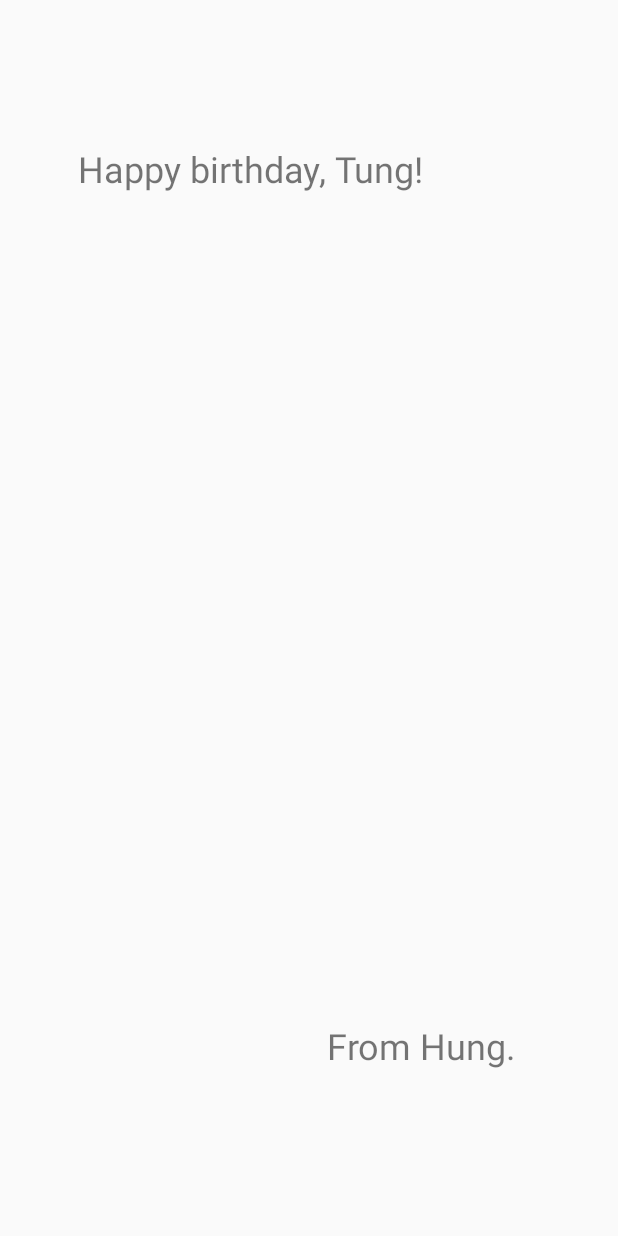
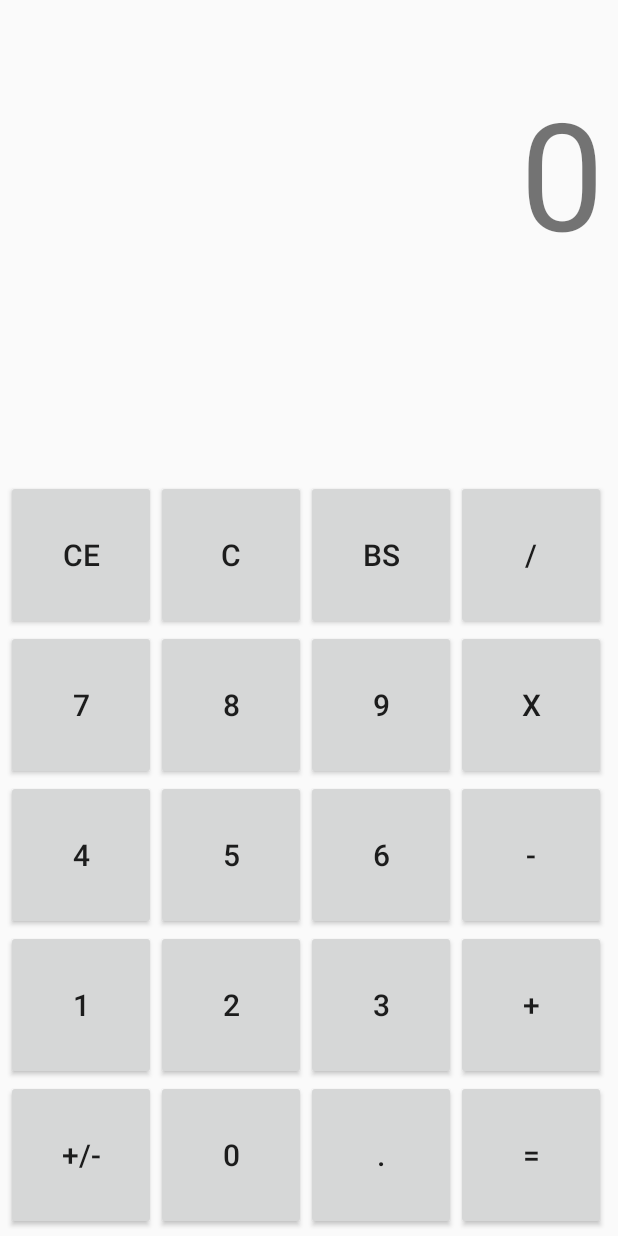
Before and after one commit to hungtn21/-Kotlin-Birthday-Card, an Android app built with Jetpack Compose: the screen it shows after launch (MainActivity), on a phone screen of 412 x 824 dp. Run offline under Robolectric (Android 15) with nearby library versions, the phone set to English and light mode, and no system bars.

```diff
--- a/app/src/main/java/com/example/happybirthday/MainActivity.kt
+++ b/app/src/main/java/com/example/happybirthday/MainActivity.kt
@@ -2,20 +2,10 @@ package com.example.happybirthday
 
 import android.os.Bundle
 import androidx.activity.ComponentActivity
-import androidx.activity.compose.setContent
-import androidx.activity.enableEdgeToEdge
-import androidx.compose.foundation.layout.fillMaxSize
-import androidx.compose.foundation.layout.padding
-import androidx.compose.material3.Scaffold
-import androidx.compose.material3.Text
-import androidx.compose.runtime.Composable
-import androidx.compose.ui.Modifier
-import androidx.compose.ui.tooling.preview.Preview
-import com.example.happybirthday.ui.theme.HappyBirthdayTheme
 
 class MainActivity : ComponentActivity() {
     override fun onCreate(savedInstanceState: Bundle?) {
         super.onCreate(savedInstanceState)
-        setContentView(R.layout.activity_main)
+        setContentView(R.layout.constraintlayout)
     }
 }
--- a/app/src/main/res/layout/activity_main.xml
+++ /dev/null
@@ -1,30 +0,0 @@
-<?xml version="1.0" encoding="utf-8"?>
-<androidx.constraintlayout.widget.ConstraintLayout xmlns:android="http://schemas.android.com/apk/res/android"
-    xmlns:app="http://schemas.android.com/apk/res-auto"
-    xmlns:tools="http://schemas.android.com/tools"
-    android:id="@+id/ConstraintLayout"
-    android:layout_width="match_parent"
-    android:layout_height="match_parent">
-
-    <TextView
-        android:id="@+id/textView2"
-        android:layout_width="233dp"
-        android:layout_height="34dp"
-        android:layout_marginStart="52dp"
-        android:layout_marginTop="96dp"
-        android:text="Happy birthday, Tung!"
-        android:textSize="24sp"
-        app:layout_constraintStart_toStartOf="parent"
-        app:layout_constraintTop_toTopOf="parent" />
-
-    <TextView
-        android:id="@+id/textView3"
-        android:layout_width="134dp"
-        android:layout_height="35dp"
-        android:layout_marginEnd="60dp"
-        android:layout_marginBottom="108dp"
-        android:text="From Hung."
-        android:textSize="24sp"
-        app:layout_constraintBottom_toBottomOf="parent"
-        app:layout_constraintEnd_toEndOf="parent" />
-</androidx.constraintlayout.widget.ConstraintLayout>
--- /dev/null
+++ b/app/src/main/res/layout/constraintlayout.xml
@@ -0,0 +1,254 @@
+<?xml version="1.0" encoding="utf-8"?>
+<androidx.constraintlayout.widget.ConstraintLayout xmlns:android="http://schemas.android.com/apk/res/android"
+    xmlns:app="http://schemas.android.com/apk/res-auto"
+    xmlns:tools="http://schemas.android.com/tools"
+    android:layout_width="match_parent"
+    android:layout_height="match_parent">
+
+    <Button
+        android:id="@+id/button"
+        android:layout_width="100sp"
+        android:layout_height="100sp"
+        android:layout_marginStart="4sp"
+        android:layout_marginBottom="4dp"
+        android:text="+/-"
+        android:textSize="20sp"
+        app:layout_constraintBottom_toBottomOf="parent"
+        app:layout_constraintStart_toStartOf="parent"
+        tools:ignore="MissingConstraints" />
+
+    <Button
+        android:id="@+id/button5"
+        android:layout_width="100sp"
+        android:layout_height="100sp"
+        android:layout_marginStart="4dp"
+        android:layout_marginBottom="0dp"
+        android:text="1"
+        android:textSize="20sp"
+        app:layout_constraintBottom_toTopOf="@+id/button"
+        app:layout_constraintStart_toStartOf="parent"
+        tools:ignore="MissingConstraints" />
+
+    <Button
+        android:id="@+id/button9"
+        android:layout_width="100sp"
+        android:layout_height="100sp"
+        android:layout_marginStart="4dp"
+        android:layout_marginBottom="0dp"
+        android:text="4"
+        android:textSize="20sp"
+        app:layout_constraintBottom_toTopOf="@+id/button5"
+        app:layout_constraintStart_toStartOf="parent"
+        tools:ignore="MissingConstraints" />
+
+    <Button
+        android:id="@+id/button13"
+        android:layout_width="100sp"
+        android:layout_height="100sp"
+        android:layout_marginStart="4dp"
+        android:layout_marginBottom="0dp"
+        android:text="7"
+        android:textSize="20sp"
+        app:layout_constraintBottom_toTopOf="@+id/button9"
+        app:layout_constraintStart_toStartOf="parent"
+        tools:ignore="MissingConstraints" />
+
+    <Button
+        android:id="@+id/button17"
+        android:layout_width="100sp"
+        android:layout_height="100sp"
+        android:layout_marginStart="4dp"
+        android:text="CE"
+        android:textSize="20sp"
+        app:layout_constraintBottom_toTopOf="@+id/button13"
+        app:layout_constraintStart_toStartOf="parent"
+        tools:ignore="MissingConstraints" />
+
+    <Button
+        android:id="@+id/button14"
+        android:layout_width="100sp"
+        android:layout_height="100sp"
+        android:layout_marginStart="0dp"
+        android:layout_marginBottom="0dp"
+        android:text="8"
+        android:textSize="20sp"
+        app:layout_constraintBottom_toTopOf="@+id/button10"
+        app:layout_constraintStart_toEndOf="@+id/button13"
+        tools:ignore="MissingConstraints" />
+
+    <Button
+        android:id="@+id/button18"
+        android:layout_width="100sp"
+        android:layout_height="100sp"
+        android:text="C"
+        android:textSize="20sp"
+        app:layout_constraintBottom_toTopOf="@+id/button14"
+        app:layout_constraintStart_toEndOf="@+id/button17"
+        tools:ignore="MissingConstraints" />
+
+    <Button
+        android:id="@+id/button15"
+        android:layout_width="100sp"
+        android:layout_height="100sp"
+        android:layout_marginStart="0dp"
+        android:layout_marginBottom="0dp"
+        android:text="9"
+        android:textSize="20sp"
+        app:layout_constraintBottom_toTopOf="@+id/button11"
+        app:layout_constraintStart_toEndOf="@+id/button14"
+        tools:ignore="MissingConstraints" />
+
+    <Button
+        android:id="@+id/button19"
+        android:layout_width="100sp"
+        android:layout_height="100sp"
+        android:text="BS"
+        android:textSize="20sp"
+        app:layout_constraintBottom_toTopOf="@+id/button15"
+        app:layout_constraintStart_toEndOf="@+id/button18"
+        tools:ignore="MissingConstraints" />
+
+    <Button
+        android:id="@+id/button16"
+        android:layout_width="100sp"
+        android:layout_height="100sp"
+        android:layout_marginStart="0dp"
+        android:layout_marginBottom="0dp"
+        android:text="x"
+        android:textSize="20sp"
+        app:layout_constraintBottom_toTopOf="@+id/button12"
+        app:layout_constraintStart_toEndOf="@+id/button15"
+        tools:ignore="MissingConstraints" />
+
+    <Button
+        android:id="@+id/button20"
+        android:layout_width="100sp"
+        android:layout_height="100sp"
+        android:text="/"
+        android:textSize="20sp"
+        app:layout_constraintBottom_toTopOf="@+id/button16"
+        app:layout_constraintStart_toEndOf="@+id/button19"
+        tools:ignore="MissingConstraints" />
+
+    <Button
+        android:id="@+id/button10"
+        android:layout_width="100sp"
+        android:layout_height="100sp"
+        android:layout_marginStart="0dp"
+        android:layout_marginBottom="0dp"
+        android:text="5"
+        android:textSize="20sp"
+        app:layout_constraintBottom_toTopOf="@+id/button6"
+        app:layout_constraintStart_toEndOf="@+id/button9"
+        tools:ignore="MissingConstraints" />
+
+    <Button
+        android:id="@+id/button11"
+        android:layout_width="100sp"
+        android:layout_height="100sp"
+        android:layout_marginStart="0dp"
+        android:layout_marginBottom="0dp"
+        android:text="6"
+        android:textSize="20sp"
+        app:layout_constraintBottom_toTopOf="@+id/button7"
+        app:layout_constraintStart_toEndOf="@+id/button10"
+        tools:ignore="MissingConstraints" />
+
+    <Button
+        android:id="@+id/button12"
+        android:layout_width="100sp"
+        android:layout_height="100sp"
+        android:layout_marginStart="0dp"
+        android:layout_marginBottom="0dp"
+        android:text="-"
+        android:textSize="20sp"
+        app:layout_constraintBottom_toTopOf="@+id/button8"
+        app:layout_constraintStart_toEndOf="@+id/button11"
+        tools:ignore="MissingConstraints" />
+
+    <Button
+        android:id="@+id/button6"
+        android:layout_width="100sp"
+        android:layout_height="100sp"
+        android:layout_marginStart="0dp"
+        android:layout_marginBottom="0dp"
+        android:text="2"
+        android:textSize="20sp"
+        app:layout_constraintBottom_toTopOf="@+id/button2"
+        app:layout_constraintStart_toEndOf="@+id/button5"
+        tools:ignore="MissingConstraints" />
+
+    <Button
+        android:id="@+id/button7"
+        android:layout_width="100sp"
+        android:layout_height="100sp"
+        android:layout_marginStart="0dp"
+        android:layout_marginBottom="0dp"
+        android:text="3"
+        android:textSize="20sp"
+        app:layout_constraintBottom_toTopOf="@+id/button3"
+        app:layout_constraintStart_toEndOf="@+id/button6"
+        tools:ignore="MissingConstraints" />
+
+    <Button
+        android:id="@+id/button8"
+        android:layout_width="100sp"
+        android:layout_height="100sp"
+        android:layout_marginStart="0dp"
+        android:layout_marginBottom="0dp"
+        android:text="+"
+        android:textSize="20sp"
+        app:layout_constraintBottom_toTopOf="@+id/button4"
+        app:layout_constraintStart_toEndOf="@+id/button7"
+        tools:ignore="MissingConstraints" />
+
+    <Button
+        android:id="@+id/button2"
+        android:layout_width="100sp"
+        android:layout_height="100sp"
+        android:layout_marginStart="0dp"
+        android:layout_marginBottom="4dp"
+        android:text="0"
+        android:textSize="20sp"
+        app:layout_constraintBottom_toBottomOf="parent"
+        app:layout_constraintStart_toEndOf="@+id/button"
+        tools:ignore="MissingConstraints" />
+
+    <Button
+        android:id="@+id/button3"
+        android:layout_width="100sp"
+        android:layout_height="100sp"
+        android:layout_marginStart="0dp"
+        android:layout_marginBottom="4dp"
+        android:text="."
+        android:textSize="20sp"
+        app:layout_constraintBottom_toBottomOf="parent"
+        app:layout_constraintStart_toEndOf="@+id/button2"
+        tools:ignore="MissingConstraints" />
+
+    <Button
+        android:id="@+id/button4"
+        android:layout_width="100sp"
+        android:layout_height="100sp"
+        android:layout_marginStart="0dp"
+        android:layout_marginBottom="4dp"
+        android:text="="
+        android:textSize="20sp"
+        app:layout_constraintBottom_toBottomOf="parent"
+        app:layout_constraintStart_toEndOf="@+id/button3"
+        tools:ignore="MissingConstraints" />
+
+    <TextView
+        android:id="@+id/textView"
+        android:layout_width="404dp"
+        android:layout_height="137dp"
+        android:layout_marginTop="48dp"
+        android:text="0"
+        android:textSize="100sp"
+        android:layout_marginRight="10sp"
+        app:layout_constraintEnd_toEndOf="parent"
+        app:layout_constraintHorizontal_bias="1.0"
+        app:layout_constraintStart_toStartOf="parent"
+        app:layout_constraintTop_toTopOf="parent"
+        android:gravity="right"/>
+</androidx.constraintlayout.widget.ConstraintLayout>
```
Also changed, not shown: app/src/main/res/layout/linearlayout.xml (added, +206 -0 lines).
